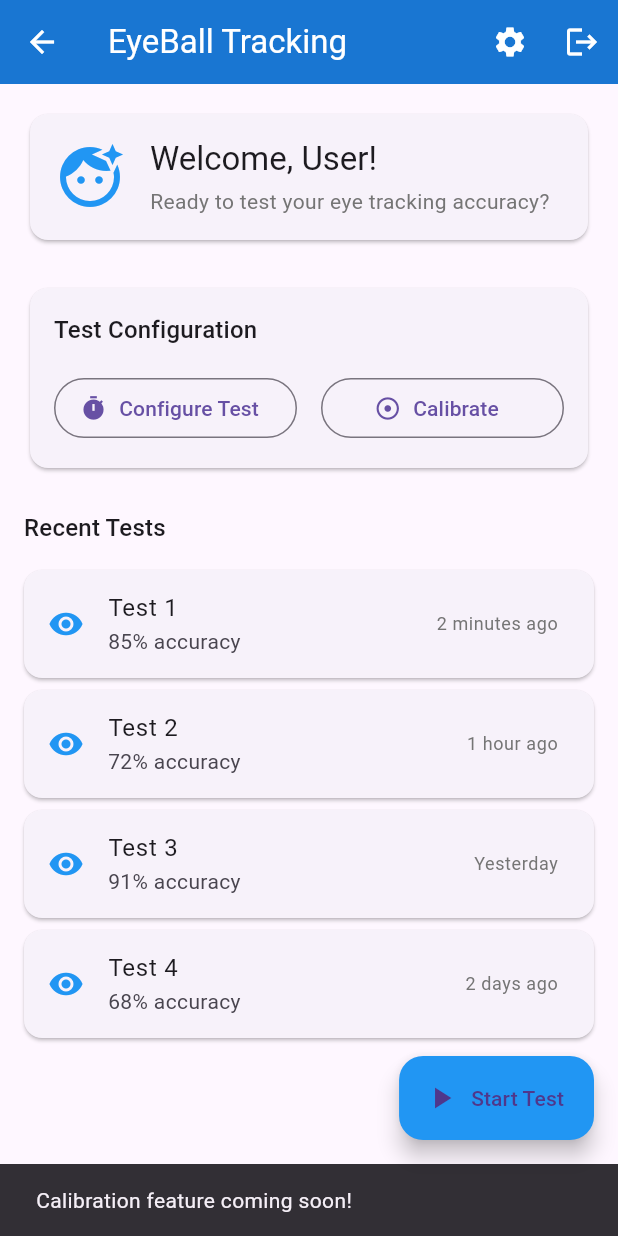
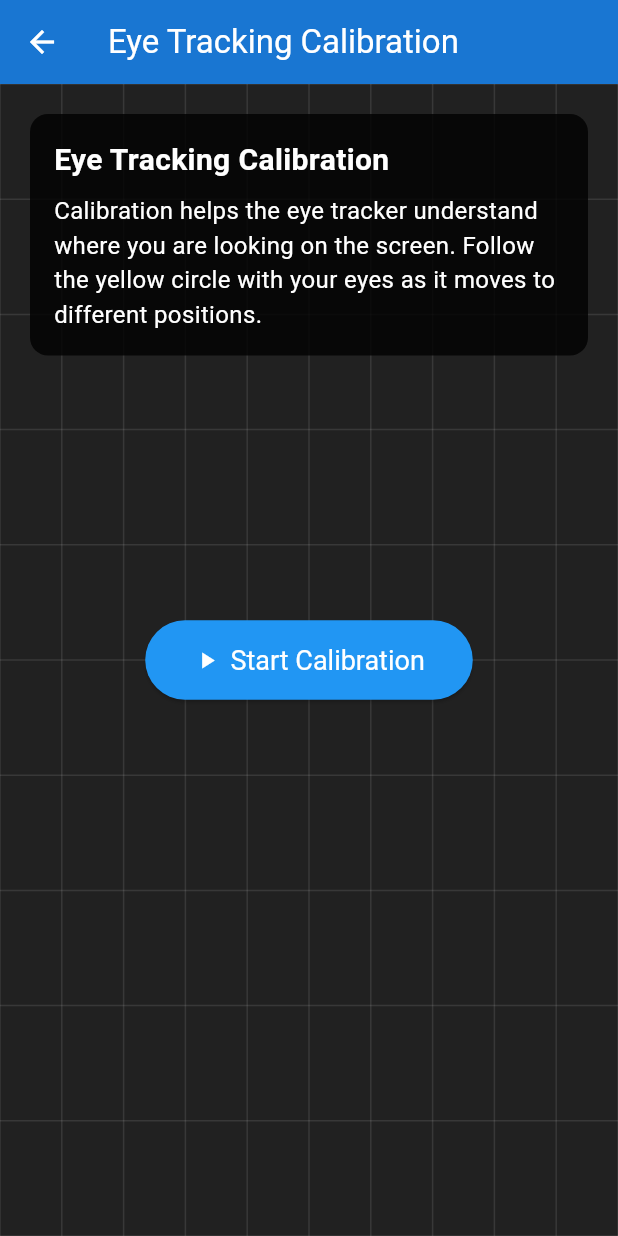
Before and after one commit to zhuhuilin/EyeTracking, a Flutter app: the HomePage screen opened by its route, after a tap on "Calibrate", on a phone screen of 412 x 824 dp. Run offline on Flutter 3.47's test engine with Material 3 defaults, Android fonts, the light colour scheme and no system bars; our stand-ins replace camera, shared_preferences, sqflite; accounts and stored records are empty.

```diff
--- a/flutter_app/lib/models/app_state.dart
+++ b/flutter_app/lib/models/app_state.dart
@@ -19,7 +19,8 @@ class User {
     return User(
       id: json['id'],
       email: json['email'],
-      role: UserRole.values.firstWhere((e) => e.toString() == 'UserRole.${json['role']}'),
+      role: UserRole.values
+          .firstWhere((e) => e.toString() == 'UserRole.${json['role']}'),
       createdAt: DateTime.parse(json['createdAt']),
     );
   }
@@ -61,9 +62,50 @@ class TestConfiguration {
   factory TestConfiguration.fromJson(Map<String, dynamic> json) {
     return TestConfiguration(
       duration: Duration(milliseconds: json['duration']),
-      type: TestType.values.firstWhere((e) => e.toString() == 'TestType.${json['type']}'),
+      type: TestType.values
+          .firstWhere((e) => e.toString() == 'TestType.${json['type']}'),
       circleSize: json['circleSize'],
       movementSpeed: json['movementSpeed'],
+    );
+  }
+}
+
+class TrackingResult {
+  final double faceDistance;
+  final double gazeAngleX;
+  final double gazeAngleY;
+  final bool eyesFocused;
+  final bool headMoving;
+  final bool shouldersMoving;
+
+  TrackingResult({
+    required this.faceDistance,
+    required this.gazeAngleX,
+    required this.gazeAngleY,
+    required this.eyesFocused,
+    required this.headMoving,
+    required this.shouldersMoving,
+  });
+
+  Map<String, dynamic> toJson() {
+    return {
+      'faceDistance': faceDistance,
+      'gazeAngleX': gazeAngleX,
+      'gazeAngleY': gazeAngleY,
+      'eyesFocused': eyesFocused,
+      'headMoving': headMoving,
+      'shouldersMoving': shouldersMoving,
+    };
+  }
+
+  factory TrackingResult.fromJson(Map<String, dynamic> json) {
+    return TrackingResult(
+      faceDistance: json['faceDistance'] ?? 0.0,
+      gazeAngleX: json['gazeAngleX'] ?? 0.0,
+      gazeAngleY: json['gazeAngleY'] ?? 0.0,
+      eyesFocused: json['eyesFocused'] ?? false,
+      headMoving: json['headMoving'] ?? false,
+      shouldersMoving: json['shouldersMoving'] ?? false,
     );
   }
 }
@@ -151,7 +193,8 @@ class TestSession {
 
     // Calculate accuracy based on gaze vs target position
     int correctGazes = dataPoints.where((point) {
-      final distance = _calculateDistance(point.gazeX, point.gazeY, point.targetX, point.targetY);
+      final distance = _calculateDistance(
+          point.gazeX, point.gazeY, point.targetX, point.targetY);
       return distance < 0.1; // Within 10% of screen considered correct
     }).length;
 
@@ -159,13 +202,17 @@ class TestSession {
 
     // Calculate average reaction time (simplified)
     final reactionTime = dataPoints.length > 1
-        ? dataPoints.last.timestamp.difference(dataPoints.first.timestamp).inMilliseconds / dataPoints.length
+        ? dataPoints.last.timestamp
+                .difference(dataPoints.first.timestamp)
+                .inMilliseconds /
+            dataPoints.length
         : 0.0;
 
     // Movement analysis
     final movementAnalysis = {
       'headMovementCount': dataPoints.where((point) => point.headMoving).length,
-      'shoulderMovementCount': dataPoints.where((point) => point.shouldersMoving).length,
+      'shoulderMovementCount':
+          dataPoints.where((point) => point.shouldersMoving).length,
       'totalDataPoints': dataPoints.length,
     };
 
@@ -250,6 +297,18 @@ class AppSettings {
     this.processingQuality = 1.0,
   });
 
+  AppSettings copyWith({
+    bool? useCloudStorage,
+    bool? enableAnalytics,
+    double? processingQuality,
+  }) {
+    return AppSettings(
+      useCloudStorage: useCloudStorage ?? this.useCloudStorage,
+      enableAnalytics: enableAnalytics ?? this.enableAnalytics,
+      processingQuality: processingQuality ?? this.processingQuality,
+    );
+  }
+
   Map<String, dynamic> toJson() {
     return {
       'useCloudStorage': useCloudStorage,
--- /dev/null
+++ b/flutter_app/lib/pages/calibration_page.dart
@@ -0,0 +1,315 @@
+import 'package:flutter/material.dart';
+import 'dart:async';
+import 'package:provider/provider.dart';
+
+import '../models/app_state.dart';
+import '../services/camera_service.dart';
+
+class CalibrationPage extends StatefulWidget {
+  const CalibrationPage({super.key});
+
+  @override
+  State<CalibrationPage> createState() => _CalibrationPageState();
+}
+
+class _CalibrationPageState extends State<CalibrationPage> {
+  int _currentPoint = 0;
+  bool _calibrating = false;
+  Timer? _pointTimer;
+  final List<Offset> _calibrationPoints = [
+    const Offset(0.1, 0.1), // Top-left
+    const Offset(0.9, 0.1), // Top-right
+    const Offset(0.5, 0.5), // Center
+    const Offset(0.1, 0.9), // Bottom-left
+    const Offset(0.9, 0.9), // Bottom-right
+  ];
+
+  @override
+  void dispose() {
+    _pointTimer?.cancel();
+    super.dispose();
+  }
+
+  void _startCalibration() {
+    setState(() {
+      _calibrating = true;
+      _currentPoint = 0;
+    });
+
+    _showNextPoint();
+  }
+
+  void _showNextPoint() {
+    if (_currentPoint >= _calibrationPoints.length) {
+      _finishCalibration();
+      return;
+    }
+
+    // Show current calibration point for 3 seconds
+    _pointTimer = Timer(const Duration(seconds: 3), () {
+      if (mounted) {
+        _recordCalibrationPoint();
+        _currentPoint++;
+        _showNextPoint();
+      }
+    });
+  }
+
+  void _recordCalibrationPoint() async {
+    final cameraService = Provider.of<CameraService>(context, listen: false);
+    final point = _calibrationPoints[_currentPoint];
+
+    // Convert normalized coordinates to actual screen coordinates
+    final size = MediaQuery.of(context).size;
+    final screenX = point.dx * size.width;
+    final screenY = point.dy * size.height;
+
+    try {
+      await cameraService.addCalibrationPoint(screenX, screenY);
+    } catch (e) {
+      ScaffoldMessenger.of(context).showSnackBar(
+        SnackBar(content: Text('Calibration error: $e')),
+      );
+    }
+  }
+
+  void _finishCalibration() async {
+    final cameraService = Provider.of<CameraService>(context, listen: false);
+
+    try {
+      await cameraService.finishCalibration();
+      setState(() {
+        _calibrating = false;
+      });
+
+      ScaffoldMessenger.of(context).showSnackBar(
+        const SnackBar(
+          content: Text('Calibration completed successfully!'),
+          backgroundColor: Colors.green,
+        ),
+      );
+
+      // Navigate back after a short delay
+      Timer(const Duration(seconds: 2), () {
+        if (mounted) {
+          Navigator.of(context).pop();
+        }
+      });
+    } catch (e) {
+      ScaffoldMessenger.of(context).showSnackBar(
+        SnackBar(content: Text('Calibration failed: $e')),
+      );
+      setState(() {
+        _calibrating = false;
+      });
+    }
+  }
+
+  void _cancelCalibration() {
+    _pointTimer?.cancel();
+    setState(() {
+      _calibrating = false;
+      _currentPoint = 0;
+    });
+  }
+
+  @override
+  Widget build(BuildContext context) {
+    final size = MediaQuery.of(context).size;
+
+    return Scaffold(
+      appBar: AppBar(
+        title: const Text('Eye Tracking Calibration'),
+        backgroundColor: Colors.blue[700],
+        foregroundColor: Colors.white,
+        actions: [
+          if (_calibrating)
+            TextButton(
+              onPressed: _cancelCalibration,
+              child: const Text(
+                'Cancel',
+                style: TextStyle(color: Colors.white),
+              ),
+            ),
+        ],
+      ),
+      body: Container(
+        color: Colors.grey[900],
+        child: Stack(
+          children: [
+            // Background grid for reference
+            CustomPaint(
+              painter: GridPainter(),
+              size: size,
+            ),
+
+            // Calibration point
+            if (_calibrating && _currentPoint < _calibrationPoints.length)
+              Positioned(
+                left: _calibrationPoints[_currentPoint].dx * size.width - 25,
+                top: _calibrationPoints[_currentPoint].dy * size.height - 25,
+                child: Container(
+                  width: 50,
+                  height: 50,
+                  decoration: BoxDecoration(
+                    color: Colors.yellow,
+                    shape: BoxShape.circle,
+                    border: Border.all(color: Colors.white, width: 3),
+                    boxShadow: [
+                      BoxShadow(
+                        color: Colors.black.withOpacity(0.5),
+                        blurRadius: 10,
+                        spreadRadius: 2,
+                      ),
+                    ],
+                  ),
+                  child: const Icon(
+                    Icons.visibility,
+                    color: Colors.black,
+                    size: 30,
+                  ),
+                ),
+              ),
+
+            // Instructions
+            Positioned(
+              top: 20,
+              left: 20,
+              right: 20,
+              child: Container(
+                padding: const EdgeInsets.all(16),
+                decoration: BoxDecoration(
+                  color: Colors.black.withOpacity(0.8),
+                  borderRadius: BorderRadius.circular(12),
+                ),
+                child: Column(
+                  crossAxisAlignment: CrossAxisAlignment.start,
+                  children: [
+                    Text(
+                      _calibrating
+                          ? 'Calibration in Progress'
+                          : 'Eye Tracking Calibration',
+                      style: const TextStyle(
+                        color: Colors.white,
+                        fontSize: 20,
+                        fontWeight: FontWeight.bold,
+                      ),
+                    ),
+                    const SizedBox(height: 8),
+                    Text(
+                      _calibrating
+                          ? 'Look at the yellow circle and keep your eyes focused on it. The calibration will move through ${_calibrationPoints.length} points.'
+                          : 'Calibration helps the eye tracker understand where you are looking on the screen. Follow the yellow circle with your eyes as it moves to different positions.',
+                      style: const TextStyle(
+                        color: Colors.white,
+                        fontSize: 16,
+                      ),
+                    ),
+                    if (_calibrating) ...[
+                      const SizedBox(height: 12),
+                      LinearProgressIndicator(
+                        value: _currentPoint / _calibrationPoints.length,
+                        backgroundColor: Colors.grey,
+                        valueColor:
+                            const AlwaysStoppedAnimation<Color>(Colors.yellow),
+                      ),
+                      const SizedBox(height: 8),
+                      Text(
+                        'Point ${_currentPoint + 1} of ${_calibrationPoints.length}',
+                        style: const TextStyle(
+                          color: Colors.white,
+                          fontSize: 14,
+                        ),
+                      ),
+                    ],
+                  ],
+                ),
+              ),
+            ),
+
+            // Start/Cancel button
+            if (!_calibrating)
+              Center(
+                child: ElevatedButton.icon(
+                  onPressed: _startCalibration,
+                  icon: const Icon(Icons.play_arrow),
+                  label: const Text('Start Calibration'),
+                  style: ElevatedButton.styleFrom(
+                    padding: const EdgeInsets.symmetric(
+                      horizontal: 32,
+                      vertical: 16,
+                    ),
+                    textStyle: const TextStyle(fontSize: 18),
+                    backgroundColor: Colors.blue,
+                    foregroundColor: Colors.white,
+                  ),
+                ),
+              ),
+
+            // Completion message
+            if (_currentPoint >= _calibrationPoints.length && !_calibrating)
+              Center(
+                child: Container(
+                  padding: const EdgeInsets.all(24),
+                  decoration: BoxDecoration(
+                    color: Colors.green.withOpacity(0.9),
+                    borderRadius: BorderRadius.circular(16),
+                  ),
+                  child: const Column(
+                    mainAxisSize: MainAxisSize.min,
+                    children: [
+                      Icon(
+                        Icons.check_circle,
+                        color: Colors.white,
+                        size: 48,
+                      ),
+                      SizedBox(height: 16),
+                      Text(
+                        'Calibration Complete!',
+                        style: TextStyle(
+                          color: Colors.white,
+                          fontSize: 24,
+                          fontWeight: FontWeight.bold,
+                        ),
+                      ),
+                      SizedBox(height: 8),
+                      Text(
+                        'Your eye tracking is now calibrated.',
+                        style: TextStyle(
+                          color: Colors.white,
+                          fontSize: 16,
+                        ),
+                        textAlign: TextAlign.center,
+                      ),
+                    ],
+                  ),
+                ),
+              ),
+          ],
+        ),
+      ),
+    );
+  }
+}
+
+class GridPainter extends CustomPainter {
+  @override
+  void paint(Canvas canvas, Size size) {
+    final paint = Paint()
+      ..color = Colors.white.withOpacity(0.1)
+      ..strokeWidth = 1;
+
+    // Draw vertical lines
+    for (double x = 0; x <= size.width; x += size.width / 10) {
+      canvas.drawLine(Offset(x, 0), Offset(x, size.height), paint);
+    }
+
+    // Draw horizontal lines
+    for (double y = 0; y <= size.height; y += size.height / 10) {
+      canvas.drawLine(Offset(0, y), Offset(size.width, y), paint);
+    }
+  }
+
+  @override
+  bool shouldRepaint(CustomPainter oldDelegate) => false;
+}
--- a/flutter_app/pubspec.yaml
+++ b/flutter_app/pubspec.yaml
@@ -27,6 +27,3 @@ dev_dependencies:
 
 flutter:
   uses-material-design: true
-
-  assets:
-    - assets/images/
```
Also changed, not shown: flutter_app/lib/main.dart (+6 -2 lines), flutter_app/lib/pages/home_page.dart (+71 -6 lines), flutter_app/lib/services/camera_service.dart (+25 -17 lines), flutter_app/lib/widgets/circle_test_widget.dart (+52 -8 lines), 5 other files.
